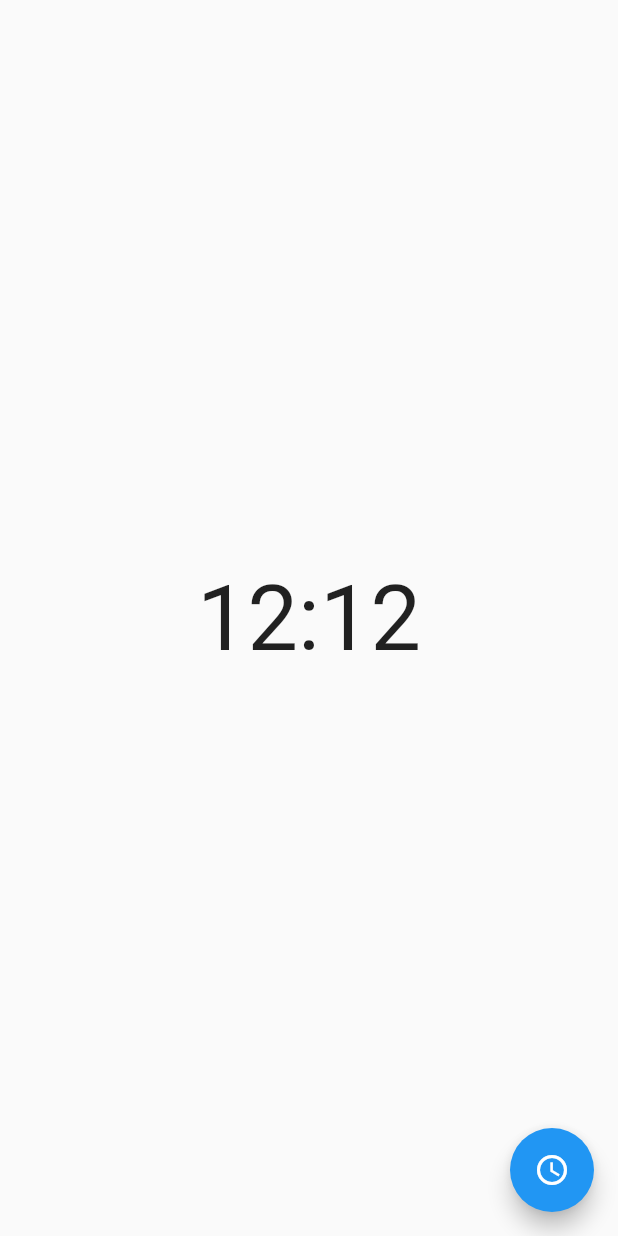
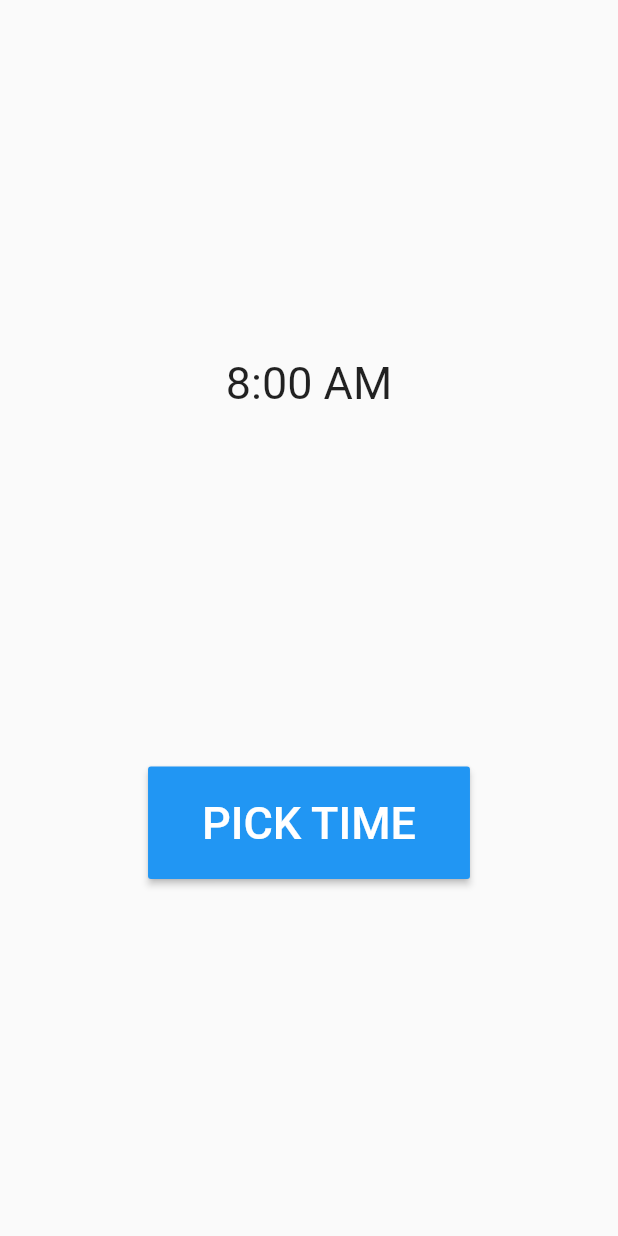
Before and after one commit to zalkary4/Flutter-Time-Picker-Widget, a Flutter app: the screen it shows after launch, on a phone screen of 412 x 824 dp. Run offline on Flutter 3.47's test engine with Material 2 defaults, Android fonts, the phone set to English and light mode, and no system bars.

Commit message:
add second page time picker

```diff
--- a/lib/main.dart
+++ b/lib/main.dart
@@ -1,5 +1,5 @@
 import 'package:flutter/material.dart';
-import 'package:flutter_time_picker_widget/time_picker.dart';
+import 'package:flutter_time_picker_widget/time_picker_2.dart';
 
 void main() {
   runApp(const MyApp());
@@ -20,7 +20,7 @@ class _MyAppState extends State<MyApp> {
       theme: ThemeData(
         primarySwatch: Colors.blue,
       ),
-      home: const TimePickerWidget(),
+      home: const TimePickerWidget2(),
     );
   }
 }
--- /dev/null
+++ b/lib/time_picker_2.dart
@@ -0,0 +1,53 @@
+import 'package:flutter/material.dart';
+
+class TimePickerWidget2 extends StatefulWidget {
+  const TimePickerWidget2({
+    super.key,
+  });
+
+  @override
+  State<TimePickerWidget2> createState() => _TimePickerWidget2State();
+}
+
+class _TimePickerWidget2State extends State<TimePickerWidget2> {
+  TimeOfDay _timeOfDay = const TimeOfDay(hour: 8, minute: 00);
+  void _showTimePicker() {
+    showTimePicker(
+      context: context,
+      initialTime: TimeOfDay.now(),
+    ).then((value) {
+      setState(() {
+        _timeOfDay = value!;
+      });
+    });
+  }
+
+  @override
+  Widget build(BuildContext context) {
+    return Scaffold(
+      body: Center(
+        child: Column(
+          mainAxisAlignment: MainAxisAlignment.spaceEvenly,
+          children: [
+            Text(_timeOfDay.format(context).toString(),
+                style: const TextStyle(fontSize: 30)),
+            MaterialButton(
+              onPressed: _showTimePicker,
+              color: Colors.blue,
+              child: const Padding(
+                padding: EdgeInsets.all(20.0),
+                child: Text(
+                  'PICK TIME',
+                  style: TextStyle(
+                    color: Colors.white,
+                    fontSize: 30,
+                  ),
+                ),
+              ),
+            ),
+          ],
+        ),
+      ),
+    );
+  }
+}
```
Also changed, not shown: pubspec.lock.
